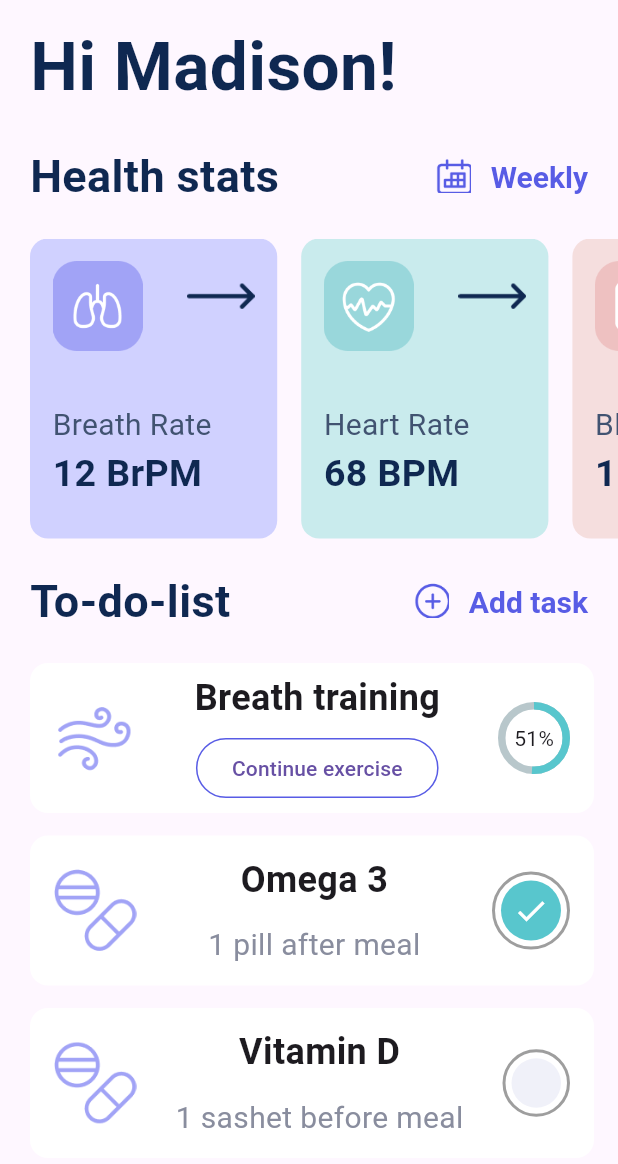
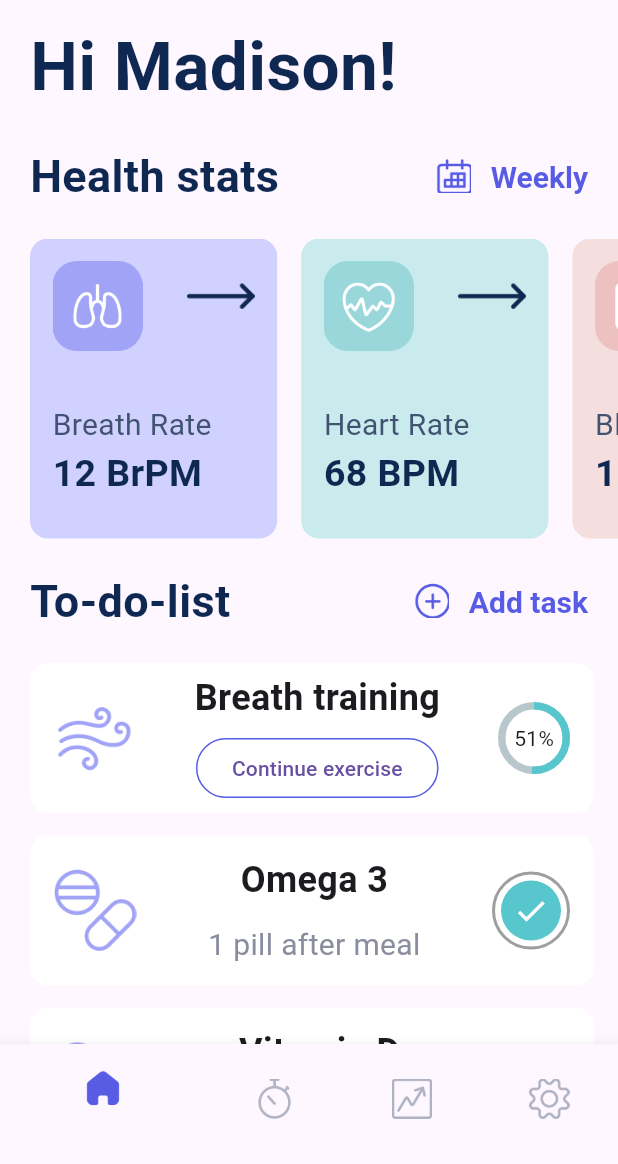
Before and after one commit to Alfraganus/one_look, a Flutter app: the screen it shows after launch, on a phone screen of 412 x 824 dp, the part 72-1236 px from its top. Run offline on Flutter 3.47's test engine with Material 3 defaults, Android fonts, the phone set to English and light mode, and no system bars; drawn by our look-alikes of percent_indicator; our stand-ins replace get, hexcolor.

Commit message:
homepage ready

```diff
--- a/lib/Appbar.dart
+++ b/lib/Appbar.dart
@@ -30,6 +30,7 @@ PreferredSizeWidget buildCustomAppBar() {
       ),
     ),
   );
+
 }
 
 class HexColor extends Color {
--- /dev/null
+++ b/lib/BottomNavigationBar.dart
@@ -0,0 +1,67 @@
+
+import 'package:flutter/material.dart';
+
+Container buildCustomNavigationBar() {
+  return Container(
+    height: 80.0, // Set the desired height here
+    child: BottomNavigationBar(
+      items: [
+        BottomNavigationBarItem(
+          icon: CustomBottomNavBarItem(
+            imagePath: 'assets/images/menu home.png', // Update with your image path
+            label: '',
+          ),
+          label: '', // Leave empty if the label is handled in the custom widget
+        ),
+        BottomNavigationBarItem(
+          icon: CustomBottomNavBarItem(
+            imagePath: 'assets/images/menu activity.png', // Update with your image path
+            label: '',
+          ),
+          label: '', // Leave empty if the label is handled in the custom widget
+        ),
+        BottomNavigationBarItem(
+          icon: CustomBottomNavBarItem(
+            imagePath: 'assets/images/menu progress.png', // Update with your image path
+            label: '',
+          ),
+          label: '', // Leave empty if the label is handled in the custom widget
+        ),
+        BottomNavigationBarItem(
+          icon: CustomBottomNavBarItem(
+            imagePath: 'assets/images/menu settings.png', // Update with your image path
+            label: '',
+          ),
+          label: '', // Leave empty if the label is handled in the custom widget
+        ),
+        // Add other items...
+      ],
+      // Add other BottomNavigationBar properties like currentIndex, onTap, etc.
+    ),
+  );
+}
+
+class CustomBottomNavBarItem extends StatelessWidget {
+  final String imagePath;
+  final String label;
+
+  const CustomBottomNavBarItem({
+    Key? key,
+    required this.imagePath,
+    required this.label,
+  }) : super(key: key);
+
+  @override
+  Widget build(BuildContext context) {
+    return Column(
+      mainAxisSize: MainAxisSize.min,
+      children: [
+        Image.asset(
+          imagePath,
+          width: 27, // Adjust the size as needed
+          height: 27,
+        ),
+       ],
+    );
+  }
+}
--- a/lib/pages/home/main.dart
+++ b/lib/pages/home/main.dart
@@ -1,6 +1,7 @@
 import 'package:flutter/cupertino.dart';
 import 'package:flutter/material.dart';
 import '../../Appbar.dart';
+import '../../BottomNavigationBar.dart';
 import '../../static.dart';
 import 'HealthList.dart';
 import 'HealthStats.dart';
@@ -18,6 +19,7 @@ class HomeMain extends StatelessWidget {
 
     return Scaffold(
       appBar: buildCustomAppBar(),
+      bottomNavigationBar: buildCustomNavigationBar(),
       body: SingleChildScrollView(
         child: Padding(
           padding:  EdgeInsets.only(left: 20),
```
Also changed, not shown: assets/images/menu activity.png (added), assets/images/menu home.png (added), assets/images/menu progress.png (added), assets/images/menu settings.png (added).
